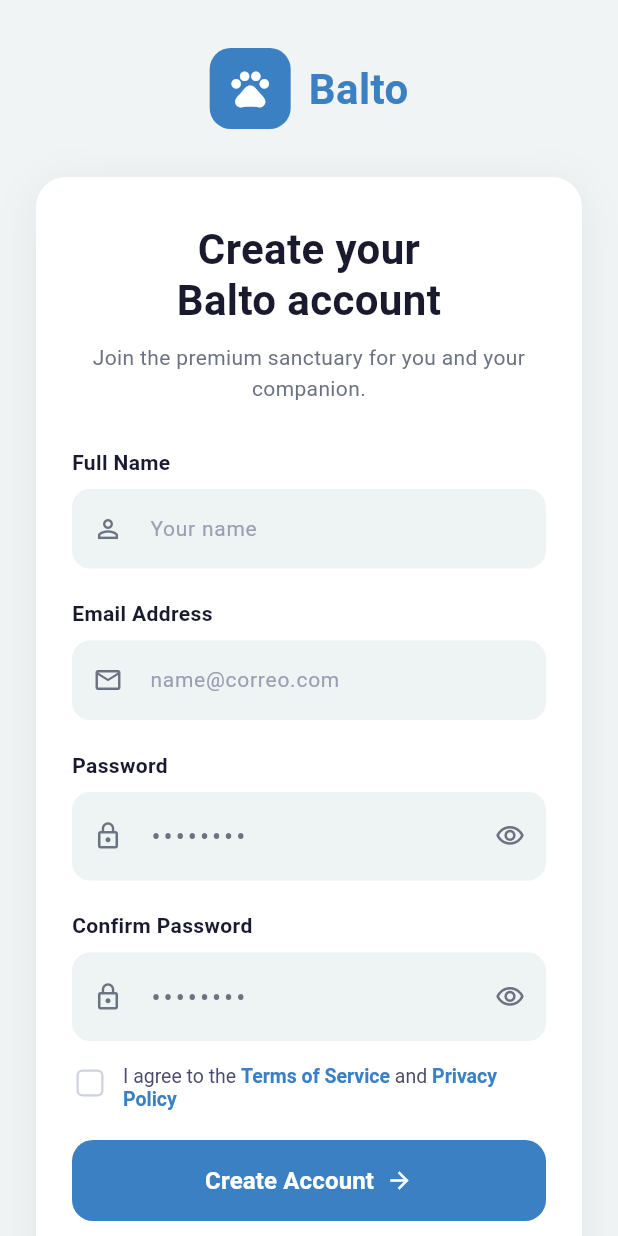
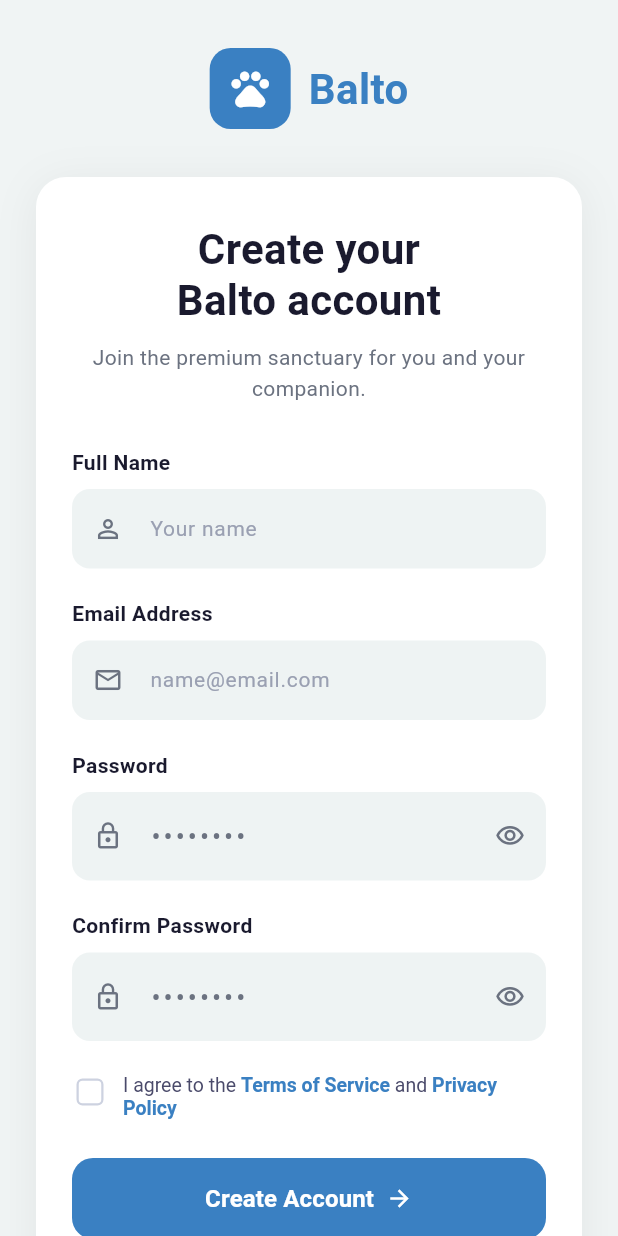
Before and after one commit to integrador-riwi/mobile-pets, a Flutter app: the screen it shows after launch, after a tap on an icon or button, on a phone screen of 412 x 824 dp. Run offline on Flutter 3.47's test engine with Material 3 defaults, Android fonts, the phone set to English and light mode, and no system bars; our stand-ins replace flutter_svg.

Commit message:
refactor(auth): minimun corrections to auth screens

```diff
--- a/lib/presentation/screens/auth/check_email_screen.dart
+++ b/lib/presentation/screens/auth/check_email_screen.dart
@@ -68,7 +68,7 @@ class CheckEmailScreen extends StatelessWidget {
         borderRadius: BorderRadius.circular(20),
         boxShadow: [
           BoxShadow(
-            color: Colors.black.withOpacity(0.06),
+            color: Colors.black.withValues(alpha: 0.06),
             blurRadius: 24,
             offset: const Offset(0, 4),
           ),
@@ -139,7 +139,7 @@ class CheckEmailScreen extends StatelessWidget {
               width: 110,
               height: 110,
               decoration: BoxDecoration(
-                color: _primary.withOpacity(0.12),
+                color: _primary.withValues(alpha: 0.12),
                 shape: BoxShape.circle,
               ),
               child: const Icon(
@@ -160,7 +160,7 @@ class CheckEmailScreen extends StatelessWidget {
                 shape: BoxShape.circle,
                 boxShadow: [
                   BoxShadow(
-                    color: Colors.black.withOpacity(0.08),
+                    color: Colors.black.withValues(alpha: 0.08),
                     blurRadius: 6,
                     offset: const Offset(0, 2),
                   ),
--- a/lib/presentation/screens/auth/login_screen.dart
+++ b/lib/presentation/screens/auth/login_screen.dart
@@ -78,7 +78,7 @@ class _LoginScreenState extends State<LoginScreen> {
         borderRadius: BorderRadius.circular(20),
         boxShadow: [
           BoxShadow(
-            color: Colors.black.withOpacity(0.06),
+            color: Colors.black.withValues(alpha: 0.06),
             blurRadius: 24,
             offset: const Offset(0, 4),
           ),
@@ -144,9 +144,12 @@ class _LoginScreenState extends State<LoginScreen> {
   Widget _emailField() {
     return TextField(
       keyboardType: TextInputType.emailAddress,
+      autocorrect: false,
+      enableSuggestions: false,
+      textInputAction: TextInputAction.next,
       style: const TextStyle(fontSize: 14, color: _textDark),
       decoration: InputDecoration(
-        hintText: 'name@correo.com',
+        hintText: 'name@email.com',
         hintStyle: const TextStyle(color: _textLight, fontSize: 14),
         prefixIcon: const Icon(Icons.mail_outline, color: _textMuted, size: 20),
         filled: true,
@@ -172,16 +175,20 @@ class _LoginScreenState extends State<LoginScreen> {
             color: _textDark,
           ),
         ),
-        GestureDetector(
+        InkWell(
           onTap: () => Navigator.of(context).push(
             MaterialPageRoute(builder: (_) => const ForgotPasswordScreen()),
           ),
-          child: const Text(
+          borderRadius: BorderRadius.circular(8),
+          child: const Padding(
+            padding: EdgeInsets.symmetric(horizontal: 8, vertical: 12),
+            child: Text(
               'Forgot Password?',
               style: TextStyle(
                 fontSize: 14,
                 color: _primary,
                 fontWeight: FontWeight.w500,
+              ),
             ),
           ),
         ),
@@ -192,6 +199,9 @@ class _LoginScreenState extends State<LoginScreen> {
   Widget _passwordField() {
     return TextField(
       obscureText: _obscurePassword,
+      autocorrect: false,
+      enableSuggestions: false,
+      textInputAction: TextInputAction.done,
       style: const TextStyle(fontSize: 14, color: _textDark),
       decoration: InputDecoration(
         hintText: '••••••••',
@@ -224,7 +234,12 @@ class _LoginScreenState extends State<LoginScreen> {
   }
 
   Widget _rememberRow() {
-    return Row(
+    return InkWell(
+      onTap: () => setState(() => _rememberDevice = !_rememberDevice),
+      borderRadius: BorderRadius.circular(8),
+      child: Padding(
+        padding: const EdgeInsets.symmetric(vertical: 8),
+        child: Row(
           children: [
             SizedBox(
               width: 24,
@@ -246,6 +261,8 @@ class _LoginScreenState extends State<LoginScreen> {
               style: TextStyle(fontSize: 14, color: Color(0xFF4A4A6A)),
             ),
           ],
+        ),
+      ),
     );
   }
 
--- a/lib/presentation/screens/auth/register_screen.dart
+++ b/lib/presentation/screens/auth/register_screen.dart
@@ -12,6 +12,18 @@ class _RegisterScreenState extends State<RegisterScreen> {
   bool _obscurePassword = true;
   bool _obscureConfirm = true;
   bool _acceptTerms = false;
+
+  final FocusNode _emailFocus = FocusNode();
+  final FocusNode _passwordFocus = FocusNode();
+  final FocusNode _confirmFocus = FocusNode();
+
+  @override
+  void dispose() {
+    _emailFocus.dispose();
+    _passwordFocus.dispose();
+    _confirmFocus.dispose();
+    super.dispose();
+  }
 
   static const Color _primary = Color(0xFF3A80C2);
   static const Color _bg = Color(0xFFF0F4F4);
@@ -77,7 +89,7 @@ class _RegisterScreenState extends State<RegisterScreen> {
         borderRadius: BorderRadius.circular(20),
         boxShadow: [
           BoxShadow(
-            color: Colors.black.withOpacity(0.06),
+            color: Colors.black.withValues(alpha: 0.06),
             blurRadius: 24,
             offset: const Offset(0, 4),
           ),
@@ -152,6 +164,8 @@ class _RegisterScreenState extends State<RegisterScreen> {
     return TextField(
       keyboardType: TextInputType.name,
       textCapitalization: TextCapitalization.words,
+      textInputAction: TextInputAction.next,
+      onSubmitted: (_) => _emailFocus.requestFocus(),
       style: const TextStyle(fontSize: 14, color: _textDark),
       decoration: InputDecoration(
         hintText: 'Your name',
@@ -174,10 +188,15 @@ class _RegisterScreenState extends State<RegisterScreen> {
 
   Widget _emailField() {
     return TextField(
+      focusNode: _emailFocus,
       keyboardType: TextInputType.emailAddress,
+      autocorrect: false,
+      enableSuggestions: false,
+      textInputAction: TextInputAction.next,
+      onSubmitted: (_) => _passwordFocus.requestFocus(),
       style: const TextStyle(fontSize: 14, color: _textDark),
       decoration: InputDecoration(
-        hintText: 'name@correo.com',
+        hintText: 'name@email.com',
         hintStyle: const TextStyle(color: _textLight, fontSize: 14),
         prefixIcon: const Icon(Icons.mail_outline, color: _textMuted, size: 20),
         filled: true,
@@ -193,7 +212,12 @@ class _RegisterScreenState extends State<RegisterScreen> {
 
   Widget _passwordField() {
     return TextField(
+      focusNode: _passwordFocus,
       obscureText: _obscurePassword,
+      autocorrect: false,
+      enableSuggestions: false,
+      textInputAction: TextInputAction.next,
+      onSubmitted: (_) => _confirmFocus.requestFocus(),
       style: const TextStyle(fontSize: 14, color: _textDark),
       decoration: InputDecoration(
         hintText: '••••••••',
@@ -227,7 +251,11 @@ class _RegisterScreenState extends State<RegisterScreen> {
 
   Widget _confirmPasswordField() {
     return TextField(
+      focusNode: _confirmFocus,
       obscureText: _obscureConfirm,
+      autocorrect: false,
+      enableSuggestions: false,
+      textInputAction: TextInputAction.done,
       style: const TextStyle(fontSize: 14, color: _textDark),
       decoration: InputDecoration(
         hintText: '••••••••',
@@ -264,7 +292,12 @@ class _RegisterScreenState extends State<RegisterScreen> {
   }
 
   Widget _termsRow() {
-    return Row(
+    return InkWell(
+      onTap: () => setState(() => _acceptTerms = !_acceptTerms),
+      borderRadius: BorderRadius.circular(8),
+      child: Padding(
+        padding: const EdgeInsets.symmetric(vertical: 6),
+        child: Row(
           crossAxisAlignment: CrossAxisAlignment.start,
           children: [
             SizedBox(
@@ -308,6 +341,8 @@ class _RegisterScreenState extends State<RegisterScreen> {
               ),
             ),
           ],
+        ),
+      ),
     );
   }
 
```
Also changed, not shown: lib/presentation/screens/auth/forgot_password_screen.dart (+8 -4 lines), 5 other files. Lines whose indentation alone changed are shown as unchanged.
